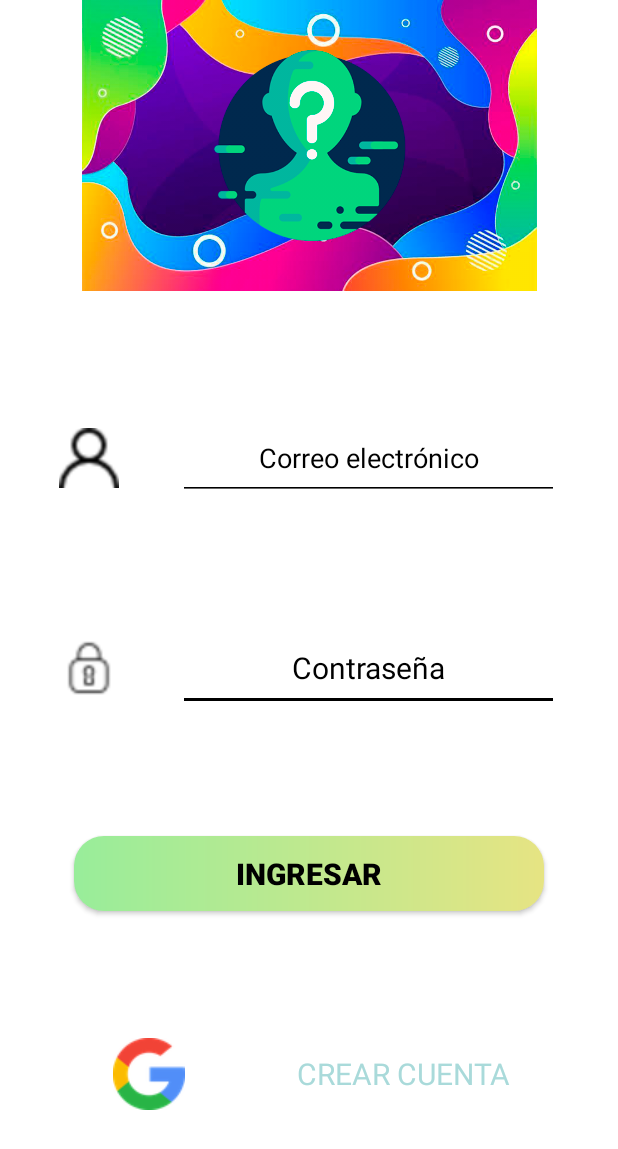
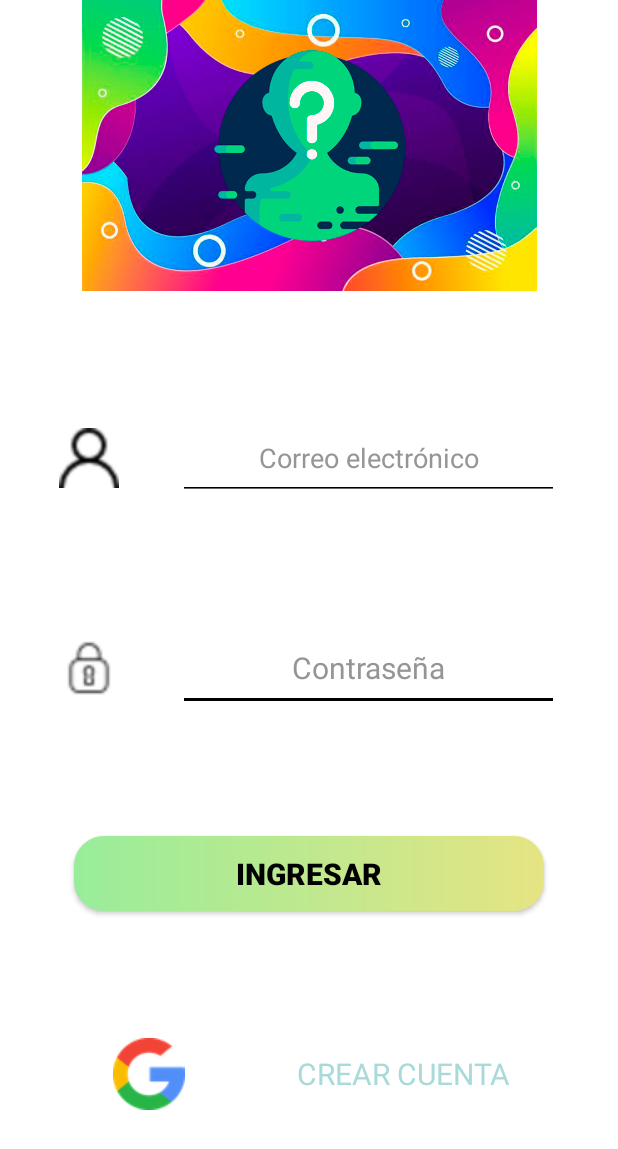
Before and after one commit to Israel8998/ConArt, an Android app: the screen it shows after launch (IniciarSesion), on a phone screen of 412 x 824 dp. Shown: the top 1149 px of the screen. Run offline under Robolectric (Android 15) with nearby library versions, the phone set to English and light mode, and no system bars; our stand-ins replace Firebase (no records; nobody signed in at launch, a user with empty details on screens opened directly).

```diff
--- a/app/src/main/java/com/example/conart/CrearCuenta.kt
+++ b/app/src/main/java/com/example/conart/CrearCuenta.kt
@@ -40,7 +40,7 @@ class CrearCuenta : AppCompatActivity() {
                     if (txtPassword.text.isNotEmpty()) { //Comprobar que no esté vacío el texto de la contraseña
                         if (PatternsCompat.EMAIL_ADDRESS.matcher(txtCorreoUsuario.text.toString()).matches()) {
                             if (txtPassword.length() >= 6) { //Comprobar que tenga el mínimo de caracteres en contraseña
-                                if(txtPassword.text.toString() == txtVerificarContraseña.text.toString()){
+                                if(txtPassword.text.toString().trim() == txtVerificarContraseña.text.toString().trim()) {
                                     FirebaseAuth.getInstance().createUserWithEmailAndPassword( //Función para crear cuenta
                                         txtCorreoUsuario.text.toString(), txtPassword.text.toString() //Envío a la BDD
                                         ).addOnCompleteListener {
--- a/app/src/main/res/layout/activity_iniciar_sesion.xml
+++ b/app/src/main/res/layout/activity_iniciar_sesion.xml
@@ -72,7 +72,7 @@
         android:inputType="textPassword"
         android:textAlignment="center"
         android:textColor="@color/black"
-        android:textColorHint="#000000"
+        android:textColorHint="@color/Gris"
         android:textSize="20sp"
         app:layout_constraintBottom_toTopOf="@+id/btnIngresar"
         app:layout_constraintEnd_toEndOf="parent"
@@ -100,7 +100,7 @@
         android:inputType="textEmailAddress"
         android:textAlignment="center"
         android:textColor="@color/black"
-        android:textColorHint="#000000"
+        android:textColorHint="@color/Gris"
         app:layout_constraintBottom_toTopOf="@+id/txtContraseña"
         app:layout_constraintEnd_toEndOf="parent"
         app:layout_constraintHorizontal_bias="0.5"
```
